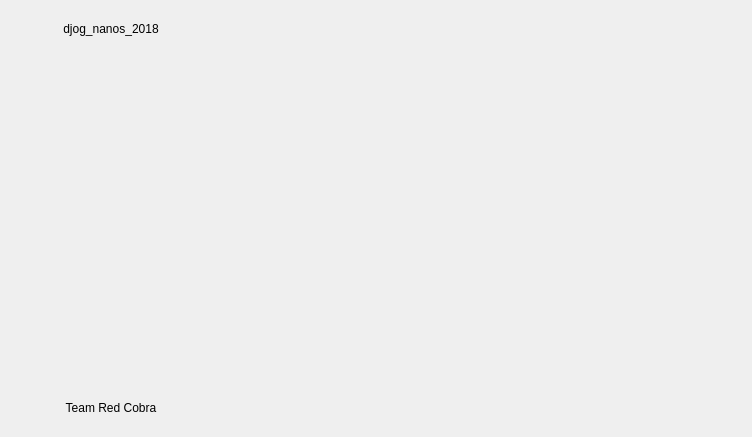
Old version of the form hoofd_scherm.ui in the repository djog/djog_nanos_2018.
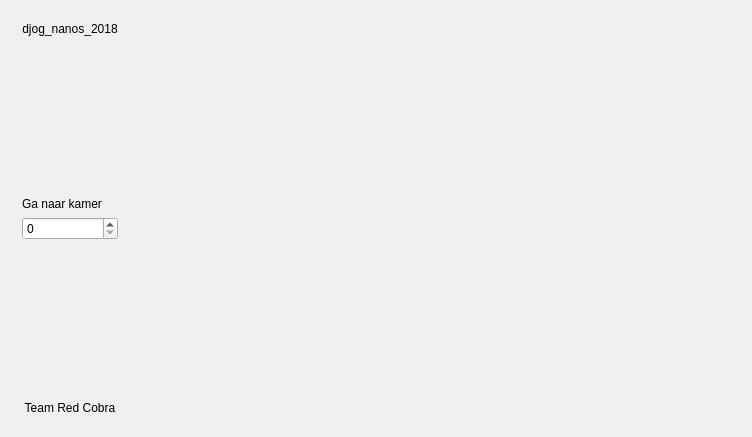
New version of the form.

Commit message: Werkt mooi

Patch:
```diff
--- a/hoofd_scherm.ui
+++ b/hoofd_scherm.ui
@@ -46,6 +46,29 @@
         </property>
        </spacer>
       </item>
+      <item>
+       <widget class="QLabel" name="label">
+        <property name="text">
+         <string>Ga naar kamer</string>
+        </property>
+       </widget>
+      </item>
+      <item>
+       <widget class="QSpinBox" name="spinBox"/>
+      </item>
+      <item>
+       <spacer name="verticalSpacer_2">
+        <property name="orientation">
+         <enum>Qt::Vertical</enum>
+        </property>
+        <property name="sizeHint" stdset="0">
+         <size>
+          <width>20</width>
+          <height>40</height>
+         </size>
+        </property>
+       </spacer>
+      </item>
       <item>
        <widget class="QLabel" name="label_team_red_cobra">
         <property name="text">
@@ -60,7 +83,7 @@
     </widget>
    </item>
    <item>
-    <widget class="QWidget" name="kamer" native="true"/>
+    <widget class="QStackedWidget" name="kamers"/>
    </item>
   </layout>
  </widget>
```
The commit also changes 2 other files.
